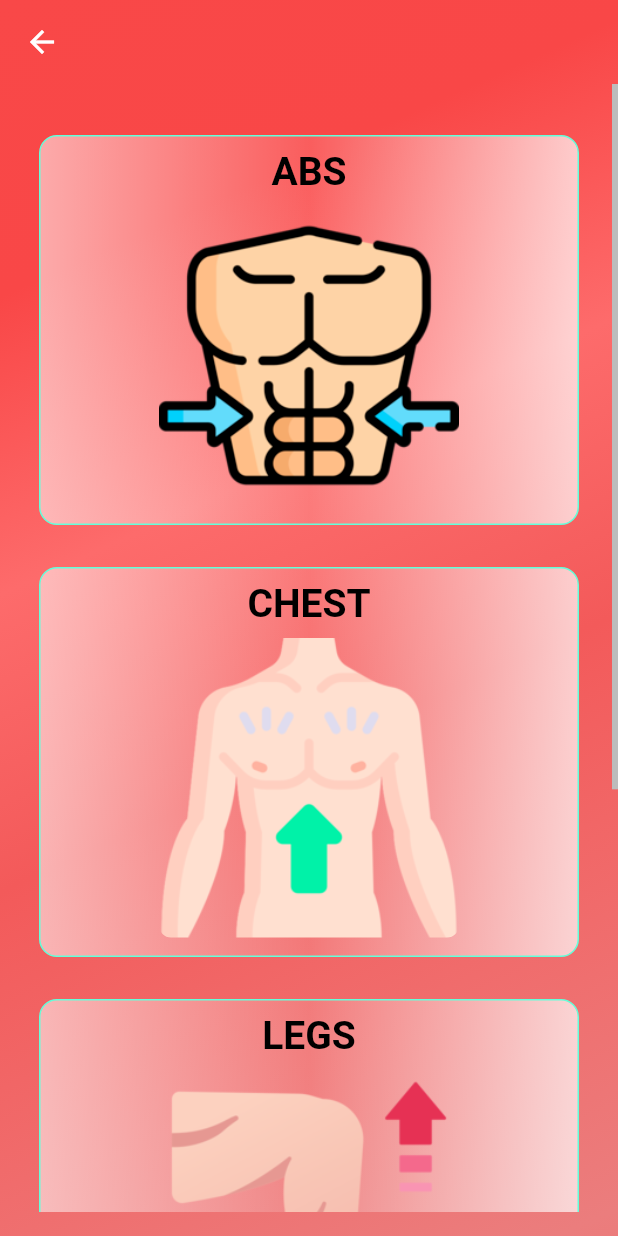
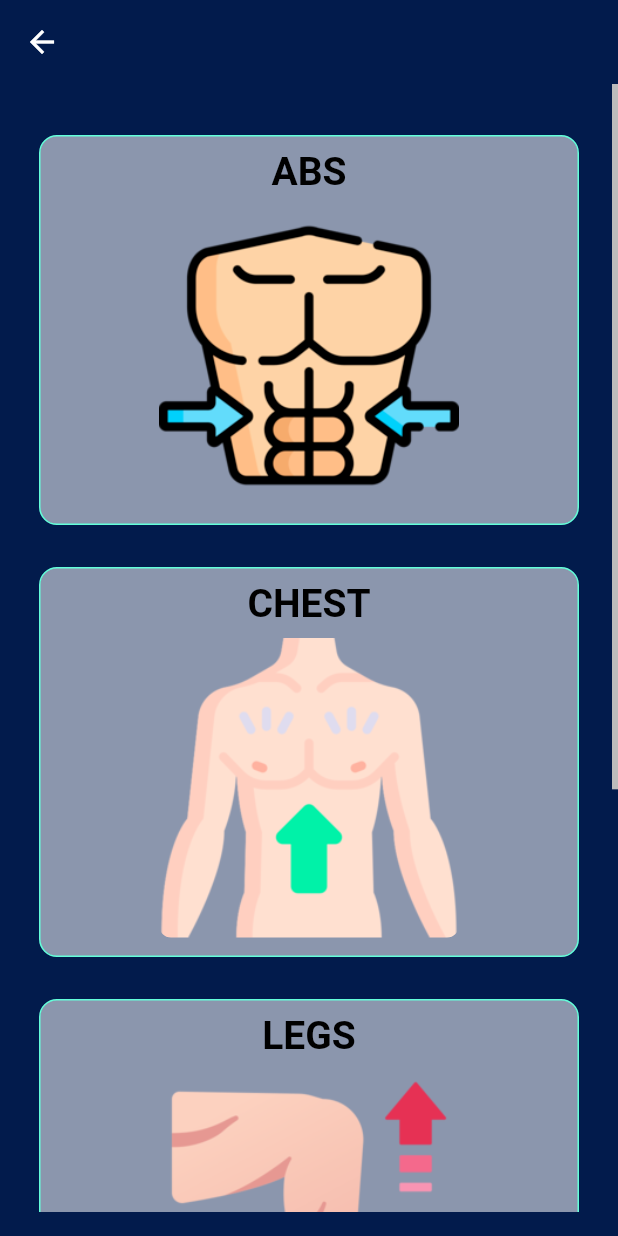
Before and after one commit to Abhishekverma657/Fitness_app, a Flutter app: the screen it shows after launch, after a tap on "Exercises", on a phone screen of 412 x 824 dp. Run offline on Flutter 3.47's test engine with Material 2 defaults, Android fonts, the light colour scheme and no system bars; our stand-ins replace geolocator, google_maps_flutter, lottie; missing offline and left inert: fab_circular_menu.

Commit message:
update 1

```diff
--- a/lib/main.dart
+++ b/lib/main.dart
@@ -60,4 +60,3 @@ class MyApp extends StatelessWidget {
     );
   }
 }
-// import 'package:flutter/material.dart';
--- a/lib/presentation/screens/exercise_details.dart
+++ b/lib/presentation/screens/exercise_details.dart
@@ -53,7 +53,7 @@ class ExerciseDetails extends StatelessWidget {
                 child: Text(
                   name,
                   style: const TextStyle(
-                    color: Colors.black,
+                    color: Colors.white,
                      fontWeight: FontWeight.bold,
                      fontStyle: FontStyle.italic,
                     fontSize: 30,
@@ -76,7 +76,7 @@ class ExerciseDetails extends StatelessWidget {
                     style: const TextStyle(
                       fontSize: 20,
                        fontWeight: FontWeight.w600,
-                      color: Colors.black87,
+                      color: Colors.white54,
                     ),
                   ),
                 ),
--- a/lib/presentation/screens/splash_screens/splash_screen.dart
+++ b/lib/presentation/screens/splash_screens/splash_screen.dart
@@ -34,13 +34,15 @@ class _SplashScreenState extends State<SplashScreen> {
         ),
         child: Center(
           child: SizedBox(
-            width: MediaQuery.of(context).size.width/2,
-            height: MediaQuery.of(context).size.height/2,
-            child: Container(
-              height: 300,
-              width: 200,
-              child: LottieBuilder.asset(
-                  'assets/lottie_animations/splash_animation.json'),
+
+            child: Center(
+              child: Container(
+                height: 300,
+                width: 300,
+
+                child: LottieBuilder.asset(
+                    'assets/lottie_animations/splash_animation.json',fit: BoxFit.cover,),
+              ),
             ),
           ),
         ),
--- a/lib/presentation/widgets/colors.dart
+++ b/lib/presentation/widgets/colors.dart
@@ -1,12 +1,19 @@
 import 'package:flutter/material.dart';
 
 List<Color> colors = [
-   Color.fromARGB(255, 249, 72, 72),
-   Color.fromARGB(255, 249, 71, 71),
-  Color.fromARGB(255, 253, 107, 107),
-   Color.fromARGB(255, 243, 90, 90),
-    Color.fromARGB(255, 240, 108, 108),
-     Color.fromARGB(255, 235, 125, 125),
+  Color.fromARGB(255, 2, 27, 76),
+   Color.fromARGB(255, 2, 27, 76),
+    Color.fromARGB(255, 2, 27, 76),
+     Color.fromARGB(255, 2, 27, 76),
+      Color.fromARGB(255, 2, 27, 76),
+       Color.fromARGB(255, 2, 27, 76)
+
+  //  Color.fromARGB(255, 249, 72, 72),
+  //  Color.fromARGB(255, 249, 71, 71),
+  // Color.fromARGB(255, 253, 107, 107),
+  //  Color.fromARGB(255, 243, 90, 90),
+  //   Color.fromARGB(255, 240, 108, 108),
+  //    Color.fromARGB(255, 235, 125, 125),
 
 
 
--- a/lib/presentation/widgets/exercise_type.dart
+++ b/lib/presentation/widgets/exercise_type.dart
@@ -33,10 +33,12 @@ class ExerciseType extends StatelessWidget {
                   )
                  ],
                 borderRadius: BorderRadius.circular(12),
-              gradient: LinearGradient(colors:
-               [Colors.white54,Colors.white12 ,Colors.white70]
-                  // [Color(0xff8e24aa), Color(0xff303030)],
-              ) ),
+              // gradient: LinearGradient(colors:
+              //  [Colors.white54,Colors.white12 ,Colors.white70]
+              //     // [Color(0xff8e24aa), Color(0xff303030)],
+              // ) ,
+               color: Colors.white54
+              ),
               child: Column(
                 children: [
                   Padding(
--- a/lib/presentation/widgets/exercises.dart
+++ b/lib/presentation/widgets/exercises.dart
@@ -34,9 +34,11 @@ class Exercises extends StatelessWidget {
           child: Container(
 
             decoration: BoxDecoration(borderRadius: BorderRadius.circular(10),
-            gradient: LinearGradient(colors:
-                [ Color.fromARGB(255, 255, 151, 122),Colors.teal, Color.fromARGB(255, 255, 151, 122)],
-            ) ),
+            // gradient: LinearGradient(colors:
+            //     [ Color.fromARGB(255, 255, 151, 122),Colors.teal, Color.fromARGB(255, 255, 151, 122)],
+            // ) ,
+             color:  Colors.white54
+            ),
             child: Column(
               children: [
                 Padding(
```
